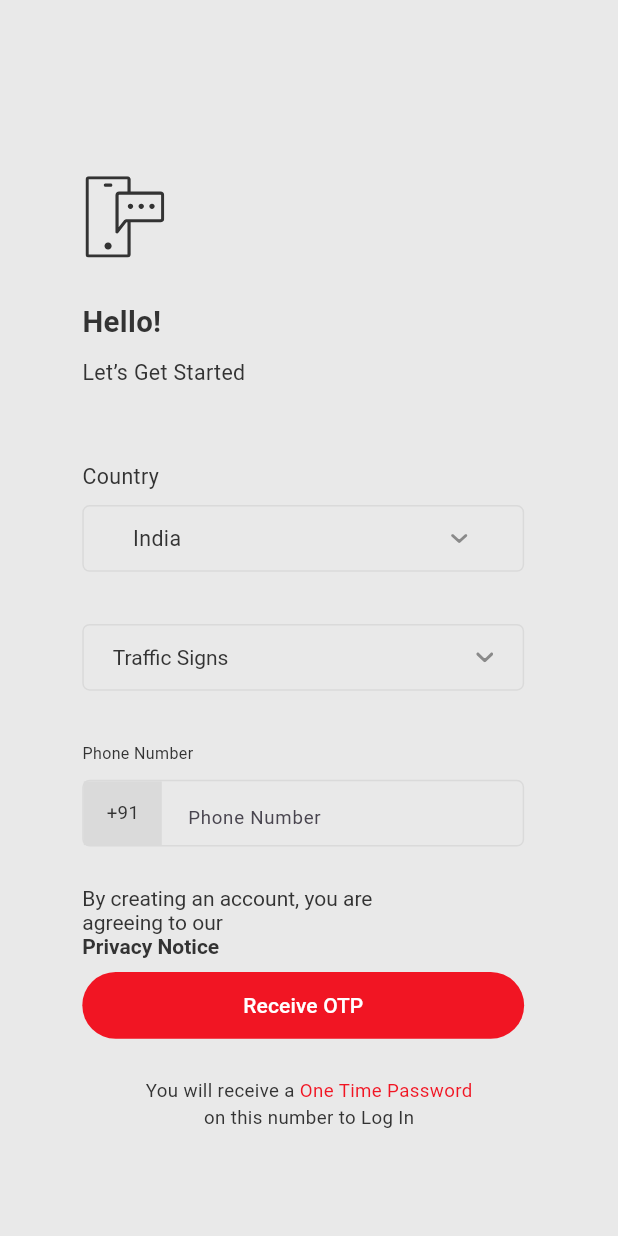
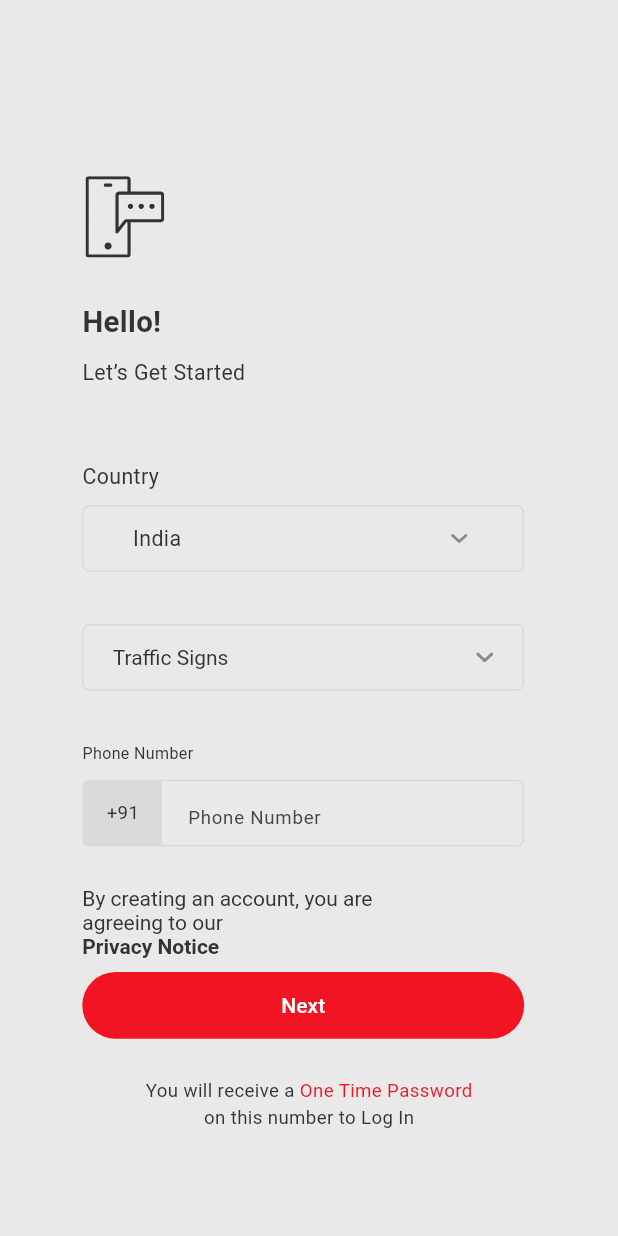
Before and after one commit to sharda123dholwani/3m, a Flutter app: the PhoneScreen screen opened directly, on a phone screen of 412 x 824 dp. Run offline on Flutter 3.47's test engine with Material 3 defaults, Android fonts, the phone set to English and light mode, and no system bars; our stand-ins replace camera, connectivity_plus, country_picker, flutter_native_image, flutter_screenutil, flutter_secure_storage and 8 more; missing offline and left inert: arkit_plugin, in_app_update, pytorch_mobile; accounts and stored records are empty; project files that could hold a hidden picture were left out.

```diff
--- a/lib/api_service.dart
+++ b/lib/api_service.dart
@@ -37,11 +37,11 @@ class ApiService {
         final jsonBody = json.decode(response.body);
         int userId = (jsonBody['user_id']);
         await LocalStorage().setUserId(userId);
-        await LocalStorage().setLoggedIn(false);
-        print("api_services:getOTP:${jsonBody['otp']}");
-        await LocalStorage().setTempOTP(jsonBody['otp']);
-        printLine ("${jsonBody['otp']}"
-        );
+        await LocalStorage().setLoggedIn(true);
+        // print("api_services:getOTP:${jsonBody['otp']}");
+        // await LocalStorage().setTempOTP(jsonBody['otp']);
+        // printLine ("${jsonBody['otp']}"
+        // );
         await LocalStorage().setMobileNo(jsonBody['mobile']);
         return response.statusCode;
       }
--- a/lib/screens/phone_screen.dart
+++ b/lib/screens/phone_screen.dart
@@ -7,6 +7,7 @@ import 'package:flutter/gestures.dart';
 import 'package:flutter/material.dart';
 import 'package:flutter_screenutil/flutter_screenutil.dart';
 import 'package:flutter_svg/svg.dart';
+import 'package:mmm_sheeting_app_ios_flutter/Screens/dashboard_screen.dart';
 import 'package:mmm_sheeting_app_ios_flutter/api_constants.dart';
 import 'package:mmm_sheeting_app_ios_flutter/constants.dart';
 import 'package:mmm_sheeting_app_ios_flutter/Screens/otp_auth_screen.dart';
@@ -49,6 +50,7 @@ class _PhoneScreenState extends State<PhoneScreen> {
       });
 
       int? userResponseStatus= await ApiService().getOTP('+$phoneCode${phoneNoController.text}')  ;
+      printLine("user Response phone screen: $userResponseStatus");
       if(userResponseStatus==404){
         ScaffoldMessenger.of(context).showSnackBar(const SnackBar(
           content: Text(AppConstants.loginUserNotFound),
@@ -62,15 +64,15 @@ class _PhoneScreenState extends State<PhoneScreen> {
       else if(userResponseStatus==200){
         LocalStorage().setCountry(countryName);
         LocalStorage().setAppUsage(dropdownValueAppUsage);
-        ScaffoldMessenger.of(context).showSnackBar( SnackBar(
-          content: Text("OTP sent successfully on  ${phoneNoController.text}"),
+        ScaffoldMessenger.of(context).showSnackBar( const SnackBar(
+          content: Text("logged in successfully!!"),
         ));
 
         Navigator.pushReplacement(context,
           MaterialPageRoute(builder:
               (context) =>
 
-          const OTPAuthenticationScreen()
+          const DashboardScreen()
           ),);
 
         setState(() {
@@ -369,7 +371,7 @@ class _PhoneScreenState extends State<PhoneScreen> {
                     login();
 
                   },
-                  child: const Text('Receive OTP'),
+                  child: const Text('Next'),
                 ),
               ),
               SizedBox(height: 29.h,width: 428.w,),
```
Also changed, not shown: 1 other file.
